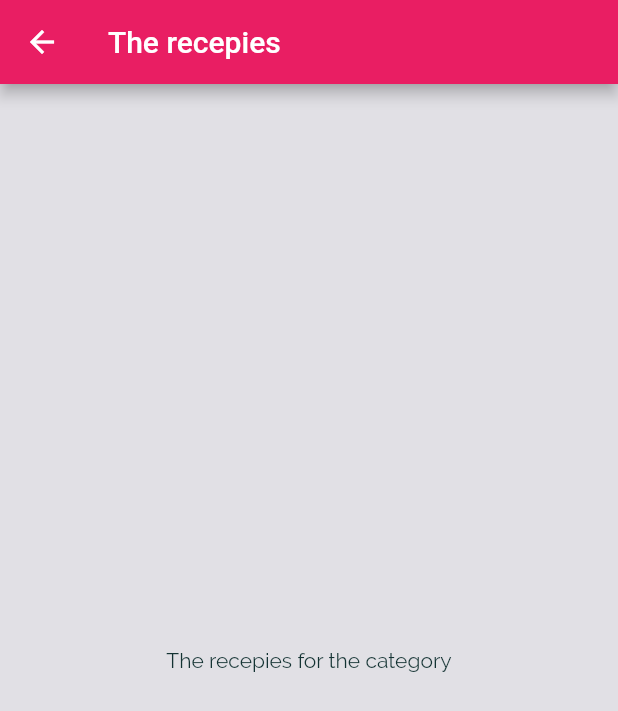
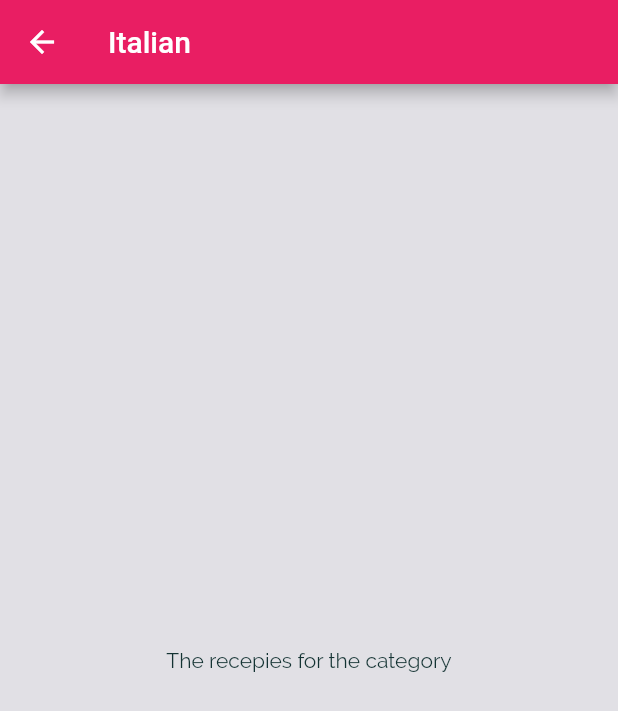
Before and after one commit to Petar81/Serbian-Recipes, a Flutter app: the screen it shows after launch, after a tap on "Italian", on a phone screen of 412 x 824 dp. Shown: the top 711 px of the screen. Run offline on Flutter 3.47's test engine with Material 2 defaults, Android fonts, the phone set to English and light mode, and no system bars.

Commit message:
pass data to the app bar title of the category meals screen

```diff
--- a/lib/categories_screen.dart
+++ b/lib/categories_screen.dart
@@ -15,7 +15,8 @@ class CategoriesScreen extends StatelessWidget {
       body: GridView(
         padding: const EdgeInsets.all(25),
         children: dummyCategories
-            .map((catData) => CategoryItem(catData.title, catData.color))
+            .map((catData) =>
+                CategoryItem(catData.id, catData.title, catData.color))
             .toList(),
         gridDelegate: const SliverGridDelegateWithMaxCrossAxisExtent(
           maxCrossAxisExtent: 200,
--- a/lib/category_item.dart
+++ b/lib/category_item.dart
@@ -3,15 +3,17 @@ import 'package:flutter/material.dart';
 import './category_meals_screen.dart';
 
 class CategoryItem extends StatelessWidget {
+  final String id;
   final String title;
   final Color color;
 
-  const CategoryItem(this.title, this.color, {Key? key}) : super(key: key);
+  const CategoryItem(this.id, this.title, this.color, {Key? key})
+      : super(key: key);
 
   void selectCategory(BuildContext ctx) {
     Navigator.of(ctx).push(
       MaterialPageRoute(builder: (_) {
-        return const CategoryMealsScreen();
+        return CategoryMealsScreen(id, title);
       }),
     );
   }
--- a/lib/category_meals_screen.dart
+++ b/lib/category_meals_screen.dart
@@ -1,13 +1,17 @@
 import 'package:flutter/material.dart';
 
 class CategoryMealsScreen extends StatelessWidget {
-  const CategoryMealsScreen({Key? key}) : super(key: key);
+  final String categoryId;
+  final String categoryTitle;
+
+  const CategoryMealsScreen(this.categoryId, this.categoryTitle, {Key? key})
+      : super(key: key);
 
   @override
   Widget build(BuildContext context) {
     return Scaffold(
       appBar: AppBar(
-        title: const Text('The recepies'),
+        title: Text(categoryTitle),
       ),
       body: const Center(
         child: Text('The recepies for the category'),
```
